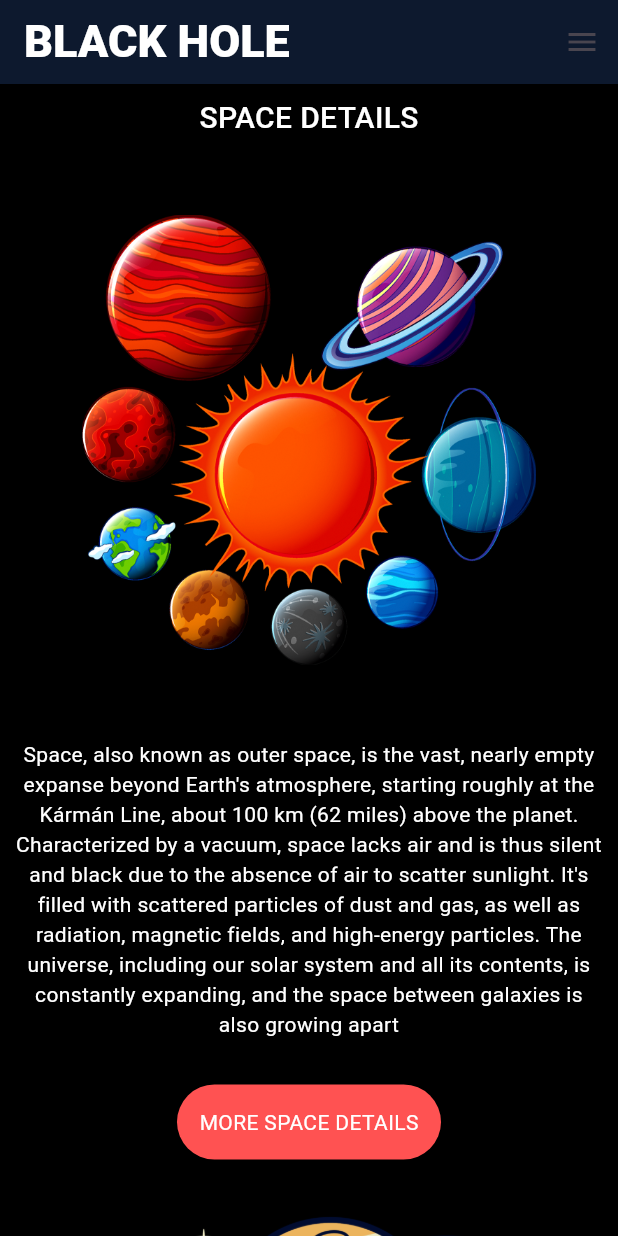
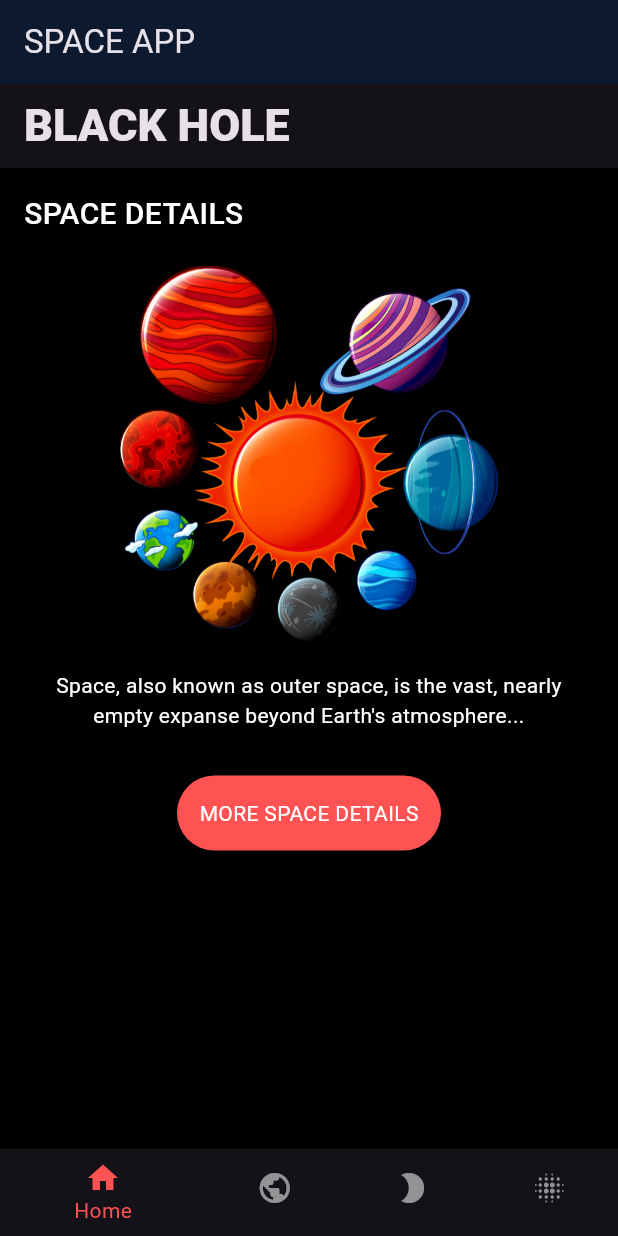
Before and after one commit to Dulvanya/Space_App_Flutter_UI, a Flutter app: the screen it shows after launch, on a phone screen of 412 x 824 dp. Run offline on Flutter 3.47's test engine with Material 3 defaults, Android fonts, the phone set to English and light mode, and no system bars.

Commit message:
seperated pages

```diff
--- /dev/null
+++ b/lib/home.dart
@@ -0,0 +1,35 @@
+import 'package:flutter/material.dart';
+
+class HomePage extends StatelessWidget {
+  const HomePage({super.key});
+
+  @override
+  Widget build(BuildContext context) {
+    return Scaffold(
+      appBar: AppBar(
+        title: const Text("BLACK HOLE", style: TextStyle(fontWeight: FontWeight.w900, fontSize: 30)),
+      ),
+      body: SingleChildScrollView(
+        padding: const EdgeInsets.all(16.0),
+        child: Column(
+          crossAxisAlignment: CrossAxisAlignment.start,
+          children: [
+            const Text("SPACE DETAILS", style: TextStyle(color: Colors.white, fontSize: 20, fontWeight: FontWeight.w500)),
+            const SizedBox(height: 20),
+            Center(child: Image.asset("assets/space1.png", height: 250, scale: 2)),
+            const SizedBox(height: 20),
+            const Text("Space, also known as outer space, is the vast, nearly empty expanse beyond Earth's atmosphere...", textAlign: TextAlign.center, style: TextStyle(color: Colors.white)),
+            const SizedBox(height: 30),
+            Center(
+              child: Container(
+                padding: const EdgeInsets.all(15),
+                decoration: BoxDecoration(borderRadius: BorderRadius.circular(100), color: Colors.redAccent),
+                child: const Text("MORE SPACE DETAILS", style: TextStyle(color: Colors.white)),
+              ),
+            ),
+          ],
+        ),
+      ),
+    );
+  }
+}
--- a/lib/main.dart
+++ b/lib/main.dart
@@ -1,183 +1,74 @@
 import 'package:flutter/material.dart';
+import 'home.dart';
+import 'planets.dart';
+import 'moons.dart';
+import 'comets.dart';
 
 void main() {
   runApp(const MyApp());
 }
 
-class MyApp extends StatelessWidget {
+class MyApp extends StatefulWidget {
   const MyApp({super.key});
+
+  @override
+  State<MyApp> createState() => _MyAppState();
+}
+
+class _MyAppState extends State<MyApp> {
+  int _selectedIndex = 0;
+
+  static const List<Widget> _pages = <Widget>[
+    HomePage(),
+    PlanetPage(),
+    MoonPage(),
+    CometPage(),
+  ];
+
+  void _onItemTapped(int index) {
+    setState(() {
+      _selectedIndex = index;
+    });
+  }
 
   @override
   Widget build(BuildContext context) {
     return MaterialApp(
+      title: 'Space App',
       debugShowCheckedModeBanner: false,
-      title: "space app",
+      theme: ThemeData.dark().copyWith(
+        scaffoldBackgroundColor: Colors.black,
+      ),
       home: Scaffold(
-        backgroundColor: Colors.black,
         appBar: AppBar(
           backgroundColor: const Color.fromARGB(255, 13, 25, 46),
-          shadowColor: const Color.fromARGB(255, 247, 243, 243),
-          title: Text(
-            "BLACK HOLE",
-            style: TextStyle(
-              fontWeight: FontWeight.w900,
-              fontSize: 30,
-              color: Colors.white,
+          title: const Text("SPACE APP"),
+        ),
+        body: _pages[_selectedIndex],
+        bottomNavigationBar: BottomNavigationBar(
+          backgroundColor: const Color.fromARGB(255, 13, 25, 46),
+          selectedItemColor: Colors.redAccent,
+          unselectedItemColor: Colors.white54,
+          currentIndex: _selectedIndex,
+          onTap: _onItemTapped,
+          items: const <BottomNavigationBarItem>[
+            BottomNavigationBarItem(
+              icon: Icon(Icons.home),
+              label: 'Home',
             ),
-          ),
-          actions: [IconButton(onPressed: () {}, icon: const Icon(Icons.menu))],
-        ),
-        body: SingleChildScrollView(
-          child: Padding(
-            padding: const EdgeInsets.all(8.0),
-            child: Column(
-              children: [
-                const Text(
-                  "SPACE DETAILS",
-                  style: TextStyle(
-                    color: Colors.white,
-                    fontSize: 20,
-                    fontWeight: FontWeight.w500,
-                  ),
-                ),
-                const SizedBox(height: 50),
-                Center(
-                  child: Image.asset(
-                    "assets/space1.png",
-                    height: 300,
-                    scale: 2,
-                  ),
-                ),
-                const SizedBox(height: 50),
-                const Text(
-                  "Space, also known as outer space, is the vast, nearly empty expanse beyond Earth's atmosphere, starting roughly at the Kármán Line, about 100 km (62 miles) above the planet. Characterized by a vacuum, space lacks air and is thus silent and black due to the absence of air to scatter sunlight. It's filled with scattered particles of dust and gas, as well as radiation, magnetic fields, and high-energy particles. The universe, including our solar system and all its contents, is constantly expanding, and the space between galaxies is also growing apart",
-                  textAlign: TextAlign.center,
-                  style: TextStyle(
-                    color: Colors.white,
-                    fontWeight: FontWeight.w400,
-                  ),
-                ),
-
-                SizedBox(height: 30),
-
-                GestureDetector(
-                  child: Center(
-                    child: Container(
-                      padding: EdgeInsets.all(15),
-                      decoration: BoxDecoration(
-                        borderRadius: BorderRadius.circular(100),
-                        color: Colors.redAccent,
-                      ),
-                      child: Text(
-                        "MORE SPACE DETAILS",
-                        style: TextStyle(color: Colors.white),
-                      ),
-                    ),
-                  ),
-                ),
-
-                //second screen
-                Center(
-                  child: Image.asset(
-                    "assets/space2.png",
-                    height: 300,
-                    scale: 2,
-                  ),
-                ),
-                const Text(
-                  "Comets are icy, dusty cosmic snowballs that orbit the Sun. They are thought to be remnants from the solar system's early formation and are often referred to as dirty snowballs. When a comet approaches the Sun, it heats up and releases dust and gases, forming a glowing head and a tail that can stretch for millions of miles. Comets are believed to have played a role in delivering water and organic compounds to early Earth",
-                  textAlign: TextAlign.center,
-                  style: TextStyle(
-                    color: Colors.white,
-                    fontWeight: FontWeight.w400,
-                  ),
-                ),
-                Padding(
-                  padding: const EdgeInsets.all(30.0),
-                  child: Row(
-                    mainAxisAlignment: MainAxisAlignment.spaceAround,
-                    children: [
-                      Container(
-                        height: 50,
-                        width: 50,
-                        decoration: BoxDecoration(
-                          borderRadius: BorderRadius.circular(100),
-                          color: Colors.deepOrangeAccent,
-                        ),
-                      ),
-                      Container(
-                        height: 50,
-                        width: 50,
-                        decoration: BoxDecoration(
-                          borderRadius: BorderRadius.circular(100),
-                          color: const Color.fromARGB(255, 15, 107, 67),
-                        ),
-                      ),
-                      Container(
-                        height: 50,
-                        width: 50,
-                        decoration: BoxDecoration(
-                          borderRadius: BorderRadius.circular(100),
-                          color: const Color.fromARGB(255, 128, 25, 28),
-                        ),
-                      ),
-                      Container(
-                        height: 50,
-                        width: 50,
-                        decoration: BoxDecoration(
-                          borderRadius: BorderRadius.circular(100),
-                          color: const Color.fromARGB(255, 51, 162, 127),
-                        ),
-                      ),
-                    ],
-                  ),
-                ),
-
-                //3rd screen
-                Image.asset("assets/space3.png", height: 300, scale: 2),
-                const Text(
-                  "The Moon, Earth's only natural satellite, is a captivating celestial body that has captured human imagination for millennia. It is a rocky, spherical object that orbits Earth at a distance of about 238,854 miles. The Moon does not produce its own light but reflects sunlight, giving it its characteristic brightness. Its surface is marked by numerous craters, formed by impacts from asteroids and other celestial objects. The Moon's gravity is about one-sixth of Earth's, making it a fascinating place for scientific exploration",
-                  textAlign: TextAlign.center,
-                  style: TextStyle(
-                    color: Colors.white,
-                    fontWeight: FontWeight.w400,
-                  ),
-                ),
-                SizedBox(height: 30),
-                GestureDetector(
-                  child: Center(
-                    child: Container(
-                      padding: EdgeInsets.all(15),
-                      decoration: BoxDecoration(
-                        borderRadius: BorderRadius.circular(100),
-                        color: Colors.redAccent,
-                      ),
-                      child: Text(
-                        "MORE MOON DETAILS",
-                        style: TextStyle(color: Colors.white),
-                      ),
-                    ),
-                  ),
-                ),
-                SizedBox(height: 30),
-                Container(
-                  height: 2,
-                  width: 500,
-                  decoration: const BoxDecoration(color: Colors.white30),
-                ),
-                SizedBox(height: 10),
-
-                const Text(
-                  "BLACKHOLE",
-                  style: TextStyle(
-                    color: Colors.white,
-                    fontSize: 20,
-                    fontWeight: FontWeight.w100,
-                  ),
-                ),
-              ],
+            BottomNavigationBarItem(
+              icon: Icon(Icons.public),
+              label: 'Planets',
             ),
-          ),
+            BottomNavigationBarItem(
+              icon: Icon(Icons.brightness_2),
+              label: 'Moons',
+            ),
+            BottomNavigationBarItem(
+              icon: Icon(Icons.blur_on),
+              label: 'Comets',
+            ),
+          ],
         ),
       ),
     );
--- a/pubspec.yaml
+++ b/pubspec.yaml
@@ -34,6 +34,7 @@ dependencies:
   # The following adds the Cupertino Icons font to your application.
   # Use with the CupertinoIcons class for iOS style icons.
   cupertino_icons: ^1.0.8
+  google_fonts: ^6.2.1
 
 dev_dependencies:
   flutter_test:
```
Also changed, not shown: lib/comets.dart (added, +117 -0 lines), lib/moons.dart (added, +28 -0 lines), lib/planets.dart (added, +15 -0 lines), pubspec.lock, 1 other file.
